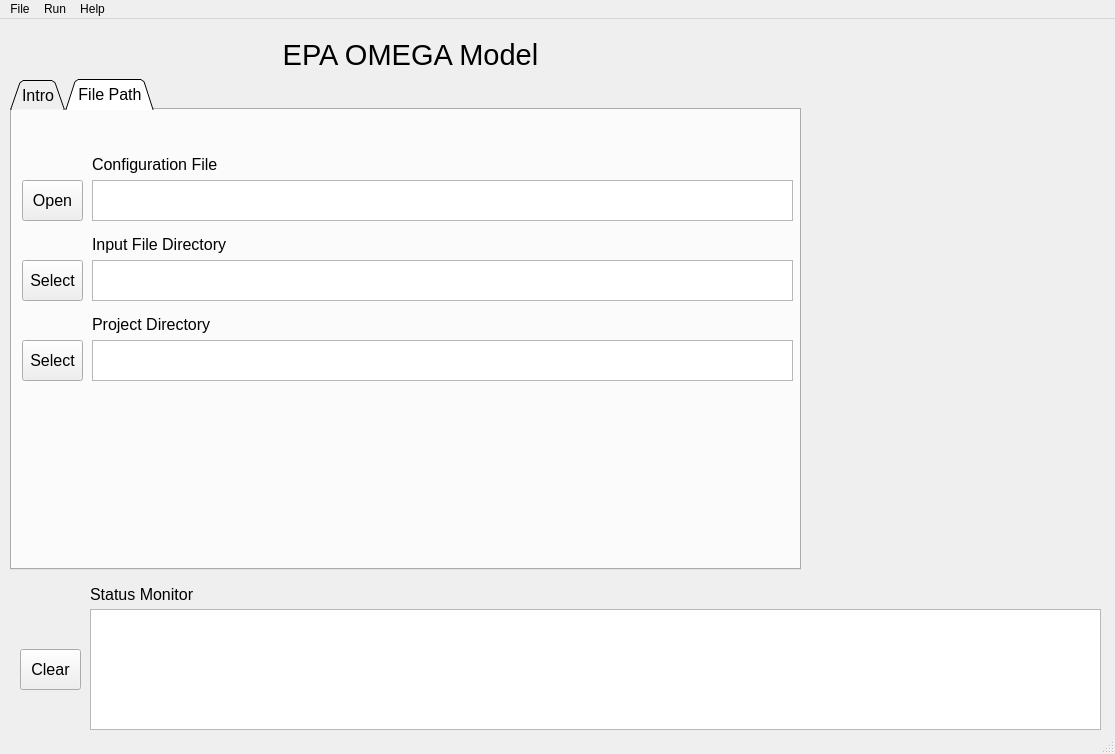
First picture: the form in gui/omega_gui_v5.ui, repository USEPA/EPA_OMEGA_Model, before the edit.
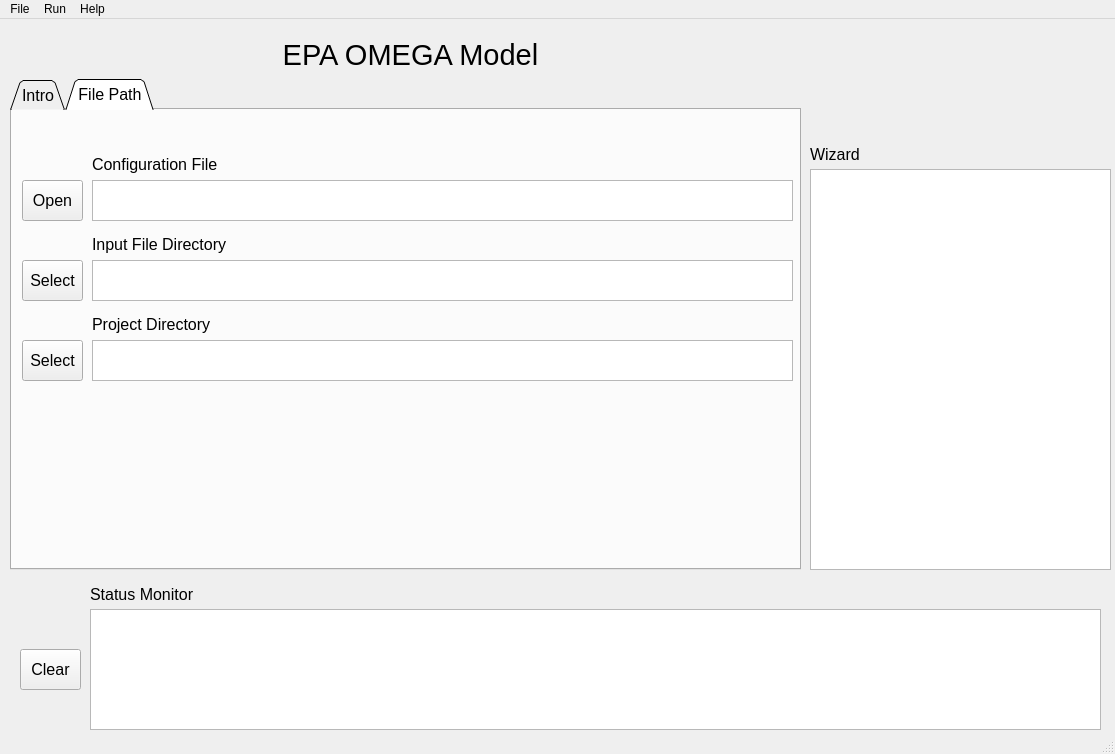
Second picture: the form after the edit. Icons and pictures are not drawn.

What changed in the file:
```diff
--- a/gui/omega_gui_v5.ui
+++ b/gui/omega_gui_v5.ui
@@ -333,6 +333,46 @@
      <string>Clear</string>
     </property>
    </widget>
+   <widget class="QTextEdit" name="wizard_result">
+    <property name="geometry">
+     <rect>
+      <x>810</x>
+      <y>150</y>
+      <width>301</width>
+      <height>401</height>
+     </rect>
+    </property>
+    <property name="font">
+     <font>
+      <family>Consolas</family>
+      <pointsize>10</pointsize>
+     </font>
+    </property>
+    <property name="toolTip">
+     <string>Wizard provides user assistance</string>
+    </property>
+   </widget>
+   <widget class="QLabel" name="status_monitor_label_2">
+    <property name="geometry">
+     <rect>
+      <x>810</x>
+      <y>120</y>
+      <width>131</width>
+      <height>31</height>
+     </rect>
+    </property>
+    <property name="font">
+     <font>
+      <pointsize>12</pointsize>
+     </font>
+    </property>
+    <property name="toolTip">
+     <string>Wizard provides user assistance</string>
+    </property>
+    <property name="text">
+     <string>Wizard</string>
+    </property>
+   </widget>
   </widget>
   <widget class="QMenuBar" name="menubar">
    <property name="geometry">
```
Left out of the diff: 32 changed lines with no effect on the pictures.
